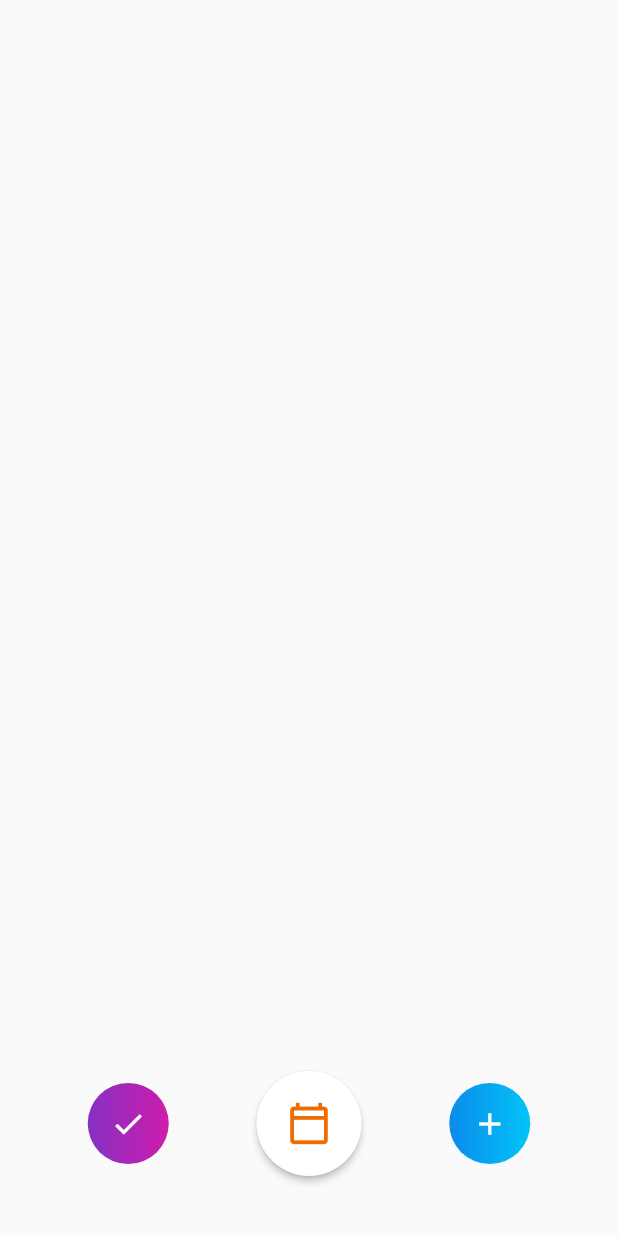
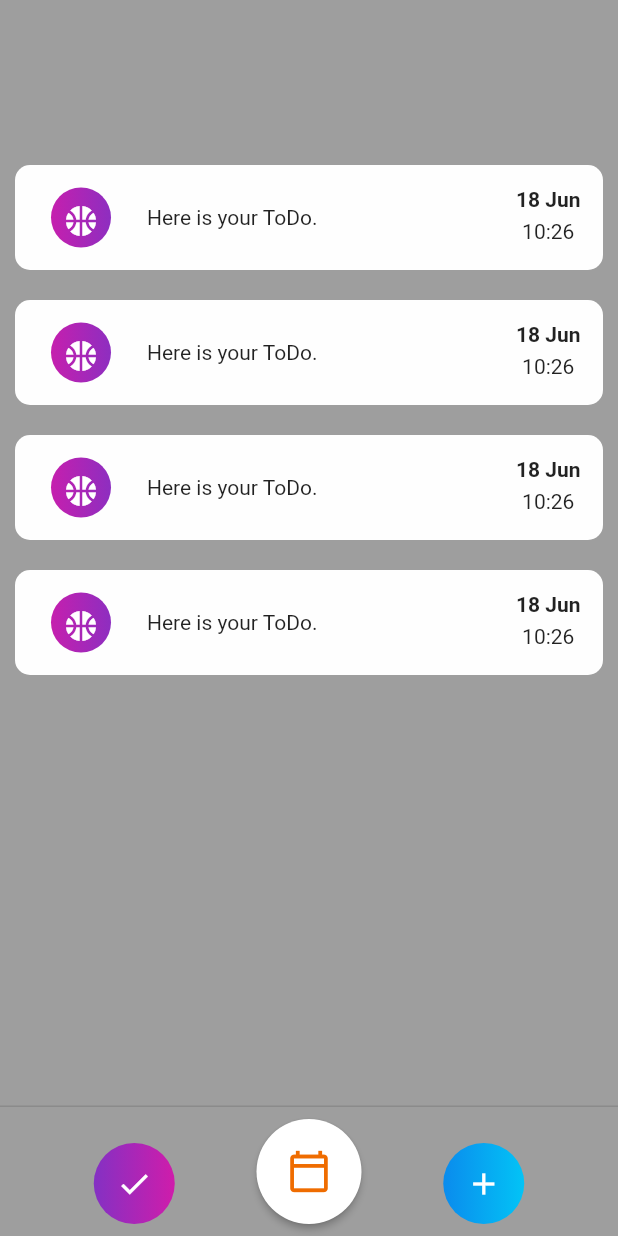
Before and after one commit to BashirYesufu/ToDo-Flutter, a Flutter app: the screen it shows after launch, on a phone screen of 412 x 824 dp. Run offline on Flutter 3.47's test engine with Material 2 defaults, Android fonts, the phone set to English and light mode, and no system bars.

Commit message:
created card for todos

```diff
--- a/kobo_todo_app/lib/home.dart
+++ b/kobo_todo_app/lib/home.dart
@@ -1,5 +1,6 @@
 import 'package:flutter/material.dart';
 import 'gradient_button.dart';
+import 'todo_card.dart';
 
 class Home extends StatefulWidget {
   const Home({Key? key}) : super(key: key);
@@ -12,16 +13,18 @@ class _HomeState extends State<Home> {
   @override
   Widget build(BuildContext context) {
     return Scaffold(
-      body: Column(
-        mainAxisAlignment: MainAxisAlignment.end,
-        children: [
+
+      backgroundColor: Colors.grey,
+      persistentFooterButtons: [
         Row(
           mainAxisAlignment: MainAxisAlignment.spaceEvenly,
+          crossAxisAlignment: CrossAxisAlignment.end,
           children: [
 
             GradientButton(
               color1: Color(0xff6C37CB),
               color2: Color(0xffE716A3),
+              action: () {},
               icon: Icons.check,
             ),
 
@@ -38,13 +41,28 @@ class _HomeState extends State<Home> {
             GradientButton(
               color1: Color(0xff0D7AEA),
               color2: Color(0xff00D5F9),
+              action: () {},
               icon: Icons.add,
             ),
 
           ],
         ),
-          SizedBox(height: 40.0,)
       ],
+
+
+
+      body: SingleChildScrollView(
+        child: Column(
+
+              children: [
+                SizedBox(height: 100.0,),
+               TodoCard(),
+                TodoCard(),
+                TodoCard(),
+                TodoCard(),
+
+              ],
+            ),
       ),
       );
   }
--- /dev/null
+++ b/kobo_todo_app/lib/todo_card.dart
@@ -0,0 +1,44 @@
+import 'package:flutter/cupertino.dart';
+import 'package:flutter/material.dart';
+import 'gradient_button.dart';
+
+class TodoCard extends StatelessWidget {
+  const TodoCard({Key? key}) : super(key: key);
+
+  @override
+  Widget build(BuildContext context) {
+    return Container(
+      margin: EdgeInsets.all(10.0),
+      height: 70.0,
+      padding: EdgeInsets.fromLTRB(0.0, 15.0, 15.0, 15.0),
+      decoration: BoxDecoration(
+        color: Color(0xffFEFEFE),
+        borderRadius: BorderRadius.circular(10.0),
+        ),
+
+        child: Row(
+          mainAxisAlignment: MainAxisAlignment.spaceEvenly,
+          children: [
+            GradientButton(
+              color1: Color(0xffE716A3),
+              color2: Color(0xff6C37CB),
+              size: 10.0,
+              icon: Icons.sports_basketball,
+            ),
+
+            Expanded(child: Text('Here is your ToDo.')),
+
+            SizedBox(width: 20.0,),
+
+            Column(
+              children: [
+                Text('18 Jun', style: TextStyle(fontWeight: FontWeight.bold),),
+                SizedBox(height: 5.0,),
+                Text('10:26'),
+              ],
+            ),
+          ],
+        ),
+    );
+  }
+}
--- a/kobo_todo_app/pubspec.yaml
+++ b/kobo_todo_app/pubspec.yaml
@@ -74,7 +74,7 @@ flutter:
   # list giving the asset and other descriptors for the font. For
   # example:
   fonts:
-    - family: Schyler
+    - family: Baloo
       fonts:
         - asset: fonts/Baloo-Regular.ttf
   #       - asset: fonts/Schyler-Italic.ttf
```
Lines whose indentation alone changed are shown as unchanged.
